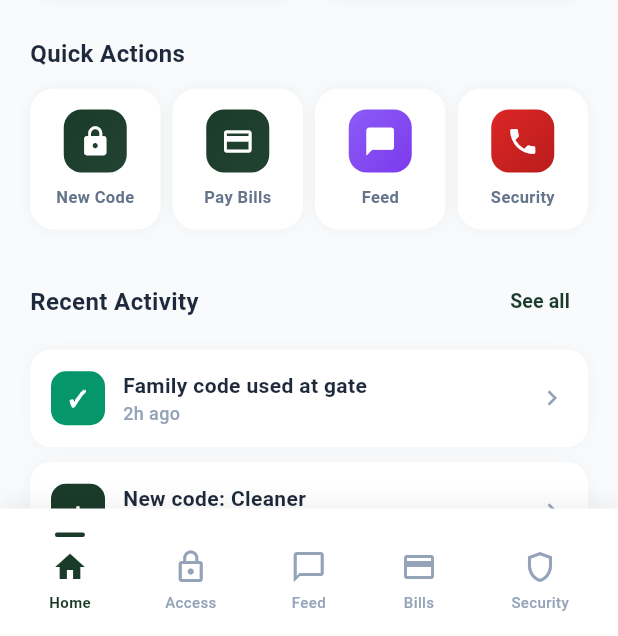
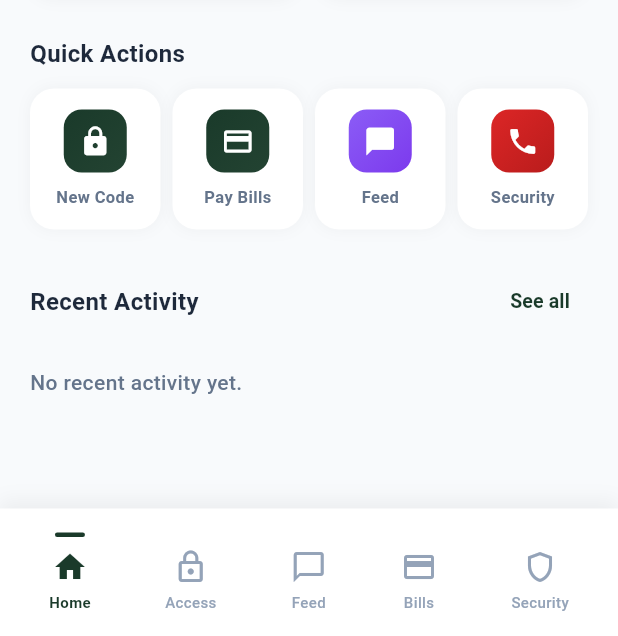
Before and after one commit to jhaym3s/manor, a Flutter app: the screen it shows once a user with an empty profile is signed in, on a phone screen of 412 x 824 dp, the part 600-1236 px from its top. Run offline on Flutter 3.47's test engine with Material 3 defaults, Android fonts, the phone set to English and light mode, and no system bars; our stand-ins replace cloud_firestore, equatable, firebase_auth, firebase_core, firebase_messaging, firebase_storage and 4 more; accounts and stored records are empty.

Commit message:
Replace Recent Activity mock with a merged live feed
home_screen.dart's Recent Activity now merges three existing live
sources client-side (dues paid, access codes created, and household-
scoped visitor logs) instead of a hardcoded array. No new backend
collection — manor_admin has nothing resembling an activity log, and
building one would mean either a Cloud Function (none exist in
manor_admin) or every write-site updating it manually, both bigger
lifts than this task called for.

Adds Bill.paidAt (was missing — Bill only tracked a display-formatted
due date, not a raw paid timestamp) and
VisitorLogRepository.watchVisitorLogsForHousehold, a household-scoped
counterpart to the existing estate-wide query security uses.

Inherits the same rules blockers already flagged on this branch and
its parent (wire-dues-firestore): dues and visitorLogs both need a
resident-scoped read rule before this feed shows anything beyond
newly-created access codes.

```diff
--- a/lib/Models/bill.dart
+++ b/lib/Models/bill.dart
@@ -15,6 +15,7 @@ class Bill extends Equatable {
   final String due;
   final String status; // 'pending', 'overdue', 'upcoming', 'paid'
   final String icon;
+  final DateTime? paidAt;
 
   const Bill({
     required this.id,
@@ -23,10 +24,11 @@ class Bill extends Equatable {
     required this.due,
     required this.status,
     required this.icon,
+    this.paidAt,
   });
 
   @override
-  List<Object?> get props => [id, name, amount, due, status, icon];
+  List<Object?> get props => [id, name, amount, due, status, icon, paidAt];
 
   factory Bill.fromFirestore(DocumentSnapshot<Map<String, dynamic>> doc) {
     final data = doc.data()!;
@@ -39,6 +41,7 @@ class Bill extends Equatable {
       due: dueDate != null ? '${_monthAbbrev[dueDate.month - 1]} ${dueDate.day}' : 'No due date',
       status: data['status'] as String? ?? 'pending',
       icon: _iconFor(name),
+      paidAt: (data['paidAt'] as Timestamp?)?.toDate(),
     );
   }
 
--- a/lib/screens/home_screen.dart
+++ b/lib/screens/home_screen.dart
@@ -6,11 +6,14 @@ import 'package:manor/blocs/auth/auth_bloc.dart';
 import 'package:manor/blocs/dues/dues_bloc.dart';
 import 'package:manor/core/di/injection.dart';
 import 'package:manor/core/theme/app_colors.dart';
+import 'package:manor/core/utils/relative_time.dart';
+import 'package:manor/data/repositories/visitor_log_repository.dart';
 import 'package:manor/screens/active_code_screens.dart';
 import 'package:manor/screens/pending_bills.dart';
 import '../models/access_code.dart';
 import '../models/app_user.dart';
 import '../models/bill.dart';
+import '../models/visitor_log.dart';
 import '../widgets/custom_bottom_sheet.dart';
 
 class HomeScreen extends StatelessWidget {
@@ -78,6 +81,7 @@ class _HomeScreenContentState extends State<_HomeScreenContent> {
 
   @override
   Widget build(BuildContext context) {
+    final user = context.select<AuthBloc, AppUser?>((bloc) => bloc.state.user);
     final bills = context.watch<DuesBloc>().state.bills;
     final accessCodes = context.watch<AccessCodesBloc>().state.codes;
     final pendingBillsCount = bills.where((b) => b.status != 'paid').length;
@@ -178,7 +182,7 @@ class _HomeScreenContentState extends State<_HomeScreenContent> {
             ],
           ),
           const SizedBox(height: 8),
-          _buildActivityList(),
+          _buildActivityList(user, bills, accessCodes),
         ],
       ),
     );
@@ -425,81 +429,72 @@ class _HomeScreenContentState extends State<_HomeScreenContent> {
     );
   }
 
-  Widget _buildActivityList() {
-    final activities = [
-      {'text': 'Family code used at gate', 'time': '2h ago', 'icon': '✓', 'color': AppColors.success},
-      {'text': 'New code: Cleaner', 'time': 'Yesterday', 'icon': '+', 'color': AppColors.primary},
-      {'text': 'Security levy paid', 'time': '3 days ago', 'icon': '₦', 'color': AppColors.info},
+  /// Merges dues + access codes + household-scoped visitor logs into one
+  /// sorted feed — there's no dedicated activity collection in
+  /// manor_admin's schema, so this is built client-side from the same
+  /// live sources already backing the rest of this screen.
+  Widget _buildActivityList(AppUser? user, List<Bill> bills, List<AccessCode> codes) {
+    if (user?.estateId == null || user?.householdId == null) {
+      return const _ActivityList(items: []);
+    }
+
+    return StreamBuilder<List<VisitorLog>>(
+      stream: getIt<VisitorLogRepository>().watchVisitorLogsForHousehold(
+        user!.estateId!,
+        user.householdId!,
+      ),
+      builder: (context, snapshot) {
+        final visitorLogs = snapshot.data ?? const [];
+        final items = _mergeActivity(bills, codes, visitorLogs);
+        return _ActivityList(items: items);
+      },
+    );
+  }
+
+  List<_ActivityItem> _mergeActivity(
+    List<Bill> bills,
+    List<AccessCode> codes,
+    List<VisitorLog> visitorLogs,
+  ) {
+    final items = <_ActivityItem>[
+      for (final bill in bills)
+        if (bill.status == 'paid' && bill.paidAt != null)
+          _ActivityItem(
+            icon: '₦',
+            color: AppColors.info,
+            text: '${bill.name} paid',
+            time: bill.paidAt!,
+          ),
+      for (final code in codes)
+        if (code.createdAt != null)
+          _ActivityItem(
+            icon: '+',
+            color: AppColors.primary,
+            text: 'New code: ${code.name}',
+            time: code.createdAt!,
+          ),
+      for (final log in visitorLogs)
+        if (_visitorLogActivity(log) != null) _visitorLogActivity(log)!,
     ];
 
-    return Column(
-      children: activities.map((activity) {
-        return Container(
-          margin: const EdgeInsets.only(bottom: 10),
-          padding: const EdgeInsets.all(14),
-          decoration: BoxDecoration(
-            color: Colors.white,
-            borderRadius: BorderRadius.circular(14),
-            boxShadow: [
-              BoxShadow(
-                color: Colors.black.withOpacity(0.03),
-                blurRadius: 8,
-              ),
-            ],
-          ),
-          child: Row(
-            children: [
-              Container(
-                width: 36,
-                height: 36,
-                decoration: BoxDecoration(
-                  color: activity['color'] as Color,
-                  borderRadius: BorderRadius.circular(10),
-                ),
-                child: Center(
-                  child: Text(
-                    activity['icon'] as String,
-                    style: const TextStyle(
-                      fontSize: 14,
-                      fontWeight: FontWeight.w700,
-                      color: Colors.white,
-                    ),
-                  ),
-                ),
-              ),
-              const SizedBox(width: 12),
-              Expanded(
-                child: Column(
-                  crossAxisAlignment: CrossAxisAlignment.start,
-                  children: [
-                    Text(
-                      activity['text'] as String,
-                      style: const TextStyle(
-                        fontSize: 14,
-                        fontWeight: FontWeight.w600,
-                        color: AppColors.textPrimary,
-                      ),
-                    ),
-                    Text(
-                      activity['time'] as String,
-                      style: const TextStyle(
-                        fontSize: 12,
-                        color: AppColors.textTertiary,
-                      ),
-                    ),
-                  ],
-                ),
-              ),
-              const Icon(
-                Icons.chevron_right,
-                size: 20,
-                color: AppColors.textTertiary,
-              ),
-            ],
-          ),
-        );
-      }).toList(),
-    );
+    items.sort((a, b) => b.time.compareTo(a.time));
+    return items.take(5).toList();
+  }
+
+  _ActivityItem? _visitorLogActivity(VisitorLog log) {
+    final time = log.displayTime;
+    if (time == null) return null;
+
+    switch (log.status) {
+      case VisitorLogStatus.checkedIn:
+        return _ActivityItem(icon: '✓', color: AppColors.success, text: '${log.visitorName} checked in', time: time);
+      case VisitorLogStatus.checkedOut:
+        return _ActivityItem(icon: '↩', color: AppColors.textSecondary, text: '${log.visitorName} checked out', time: time);
+      case VisitorLogStatus.denied:
+        return _ActivityItem(icon: '✕', color: AppColors.error, text: '${log.visitorName} denied entry', time: time);
+      case VisitorLogStatus.expected:
+        return null;
+    }
   }
 
   void _showSecurityModal(BuildContext context) {
@@ -563,3 +558,105 @@ class _HomeScreenContentState extends State<_HomeScreenContent> {
     );
   }
 }
+
+class _ActivityItem {
+  final String icon;
+  final Color color;
+  final String text;
+  final DateTime time;
+
+  const _ActivityItem({
+    required this.icon,
+    required this.color,
+    required this.text,
+    required this.time,
+  });
+}
+
+class _ActivityList extends StatelessWidget {
+  final List<_ActivityItem> items;
+
+  const _ActivityList({required this.items});
+
+  @override
+  Widget build(BuildContext context) {
+    if (items.isEmpty) {
+      return const Padding(
+        padding: EdgeInsets.symmetric(vertical: 12),
+        child: Text(
+          'No recent activity yet.',
+          style: TextStyle(color: AppColors.textSecondary),
+        ),
+      );
+    }
+
+    return Column(
+      children: items.map((item) {
+        return Container(
+          margin: const EdgeInsets.only(bottom: 10),
+          padding: const EdgeInsets.all(14),
+          decoration: BoxDecoration(
+            color: Colors.white,
+            borderRadius: BorderRadius.circular(14),
+            boxShadow: [
+              BoxShadow(
+                color: Colors.black.withOpacity(0.03),
+                blurRadius: 8,
+              ),
+            ],
+          ),
+          child: Row(
+            children: [
+              Container(
+                width: 36,
+                height: 36,
+                decoration: BoxDecoration(
+                  color: item.color,
+                  borderRadius: BorderRadius.circular(10),
+                ),
+                child: Center(
+                  child: Text(
+                    item.icon,
+                    style: const TextStyle(
+                      fontSize: 14,
+                      fontWeight: FontWeight.w700,
+                      color: Colors.white,
+                    ),
+                  ),
+                ),
+              ),
+              const SizedBox(width: 12),
+              Expanded(
+                child: Column(
+                  crossAxisAlignment: CrossAxisAlignment.start,
+                  children: [
+                    Text(
+                      item.text,
+                      style: const TextStyle(
+                        fontSize: 14,
+                        fontWeight: FontWeight.w600,
+                        color: AppColors.textPrimary,
+                      ),
+                    ),
+                    Text(
+                      formatRelativeTime(item.time),
+                      style: const TextStyle(
+                        fontSize: 12,
+                        color: AppColors.textTertiary,
+                      ),
+                    ),
+                  ],
+                ),
+              ),
+              const Icon(
+                Icons.chevron_right,
+                size: 20,
+                color: AppColors.textTertiary,
+              ),
+            ],
+          ),
+        );
+      }).toList(),
+    );
+  }
+}
```
Also changed, not shown: lib/data/repositories/visitor_log_repository.dart (+18 -0 lines).
